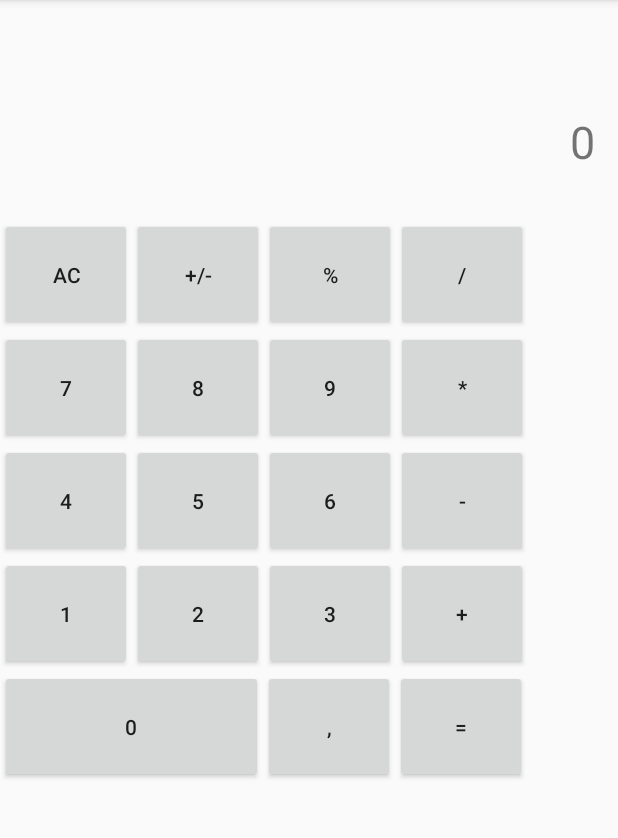
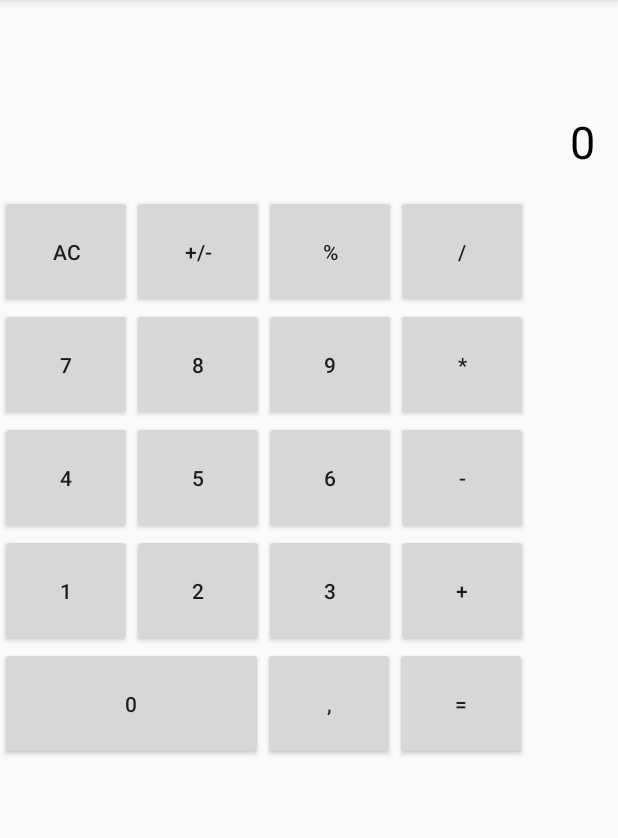
Before and after one commit to EduYube/Calculator, an Android app: the screen it shows after launch (MainActivity), on a phone screen of 412 x 824 dp, the part 84-922 px from its top. Run offline under Robolectric (Android 15) with nearby library versions, the phone set to English and light mode, and no system bars.

```diff
--- a/app/src/main/res/layout/activity_main.xml
+++ b/app/src/main/res/layout/activity_main.xml
@@ -7,20 +7,34 @@
     android:orientation="vertical"
     tools:context="com.eyubero.calculator.MainActivity">
 
+<LinearLayout
+    android:layout_width="match_parent"
+    android:layout_height="130dp"
+    android:orientation="vertical">
+
+    <TextView
+        android:id="@+id/firstCell"
+        android:layout_width="match_parent"
+        android:layout_height="wrap_content"
+        android:gravity="top|end"
+        android:textColor="#80808080"
+        android:padding="15dp"
+        android:textSize="25sp" />
 
     <TextView
         android:id="@+id/valueCell"
         android:layout_width="match_parent"
-        android:layout_height="130dp"
+        android:layout_height="wrap_content"
         android:gravity="bottom|end"
-        android:textSize="30sp"
+        android:text="0"
+        android:textColor="#000000"
         android:padding="15dp"
-        android:text="0" />
+        android:textSize="30sp" />
+</LinearLayout>
 
     <TableLayout
         android:layout_width="match_parent"
-        android:layout_height="wrap_content"
-        android:layout_marginTop="15dp">
+        android:layout_height="wrap_content">
 
         <TableRow
             android:layout_width="match_parent"
@@ -44,12 +58,14 @@
                 android:id="@+id/percent"
                 android:layout_width="wrap_content"
                 android:layout_height="75dp"
+                android:onClick="mathFunctions"
                 android:text="%" />
 
             <Button
                 android:id="@+id/divider"
                 android:layout_width="wrap_content"
                 android:layout_height="75dp"
+                android:onClick="mathFunctions"
                 android:text="/" />
         </TableRow>
 
@@ -82,6 +98,7 @@
                 android:id="@+id/multiplicate"
                 android:layout_width="wrap_content"
                 android:layout_height="75dp"
+                android:onClick="mathFunctions"
                 android:text="*" />
         </TableRow>
 
@@ -114,6 +131,7 @@
                 android:id="@+id/resta"
                 android:layout_width="wrap_content"
                 android:layout_height="75dp"
+                android:onClick="mathFunctions"
                 android:text="-" />
         </TableRow>
 
@@ -146,6 +164,7 @@
                 android:id="@+id/sume"
                 android:layout_width="wrap_content"
                 android:layout_height="75dp"
+                android:onClick="mathFunctions"
                 android:text="+" />
         </TableRow>
 
@@ -173,6 +192,7 @@
             android:id="@+id/equal"
             android:layout_width="match_parent"
             android:layout_height="75dp"
+            android:onClick="mathFunctions"
             android:text="=" />
     </LinearLayout>
 
```
Also changed, not shown: app/src/main/java/com/eyubero/calculator/MainActivity.kt (+102 -1 lines).
